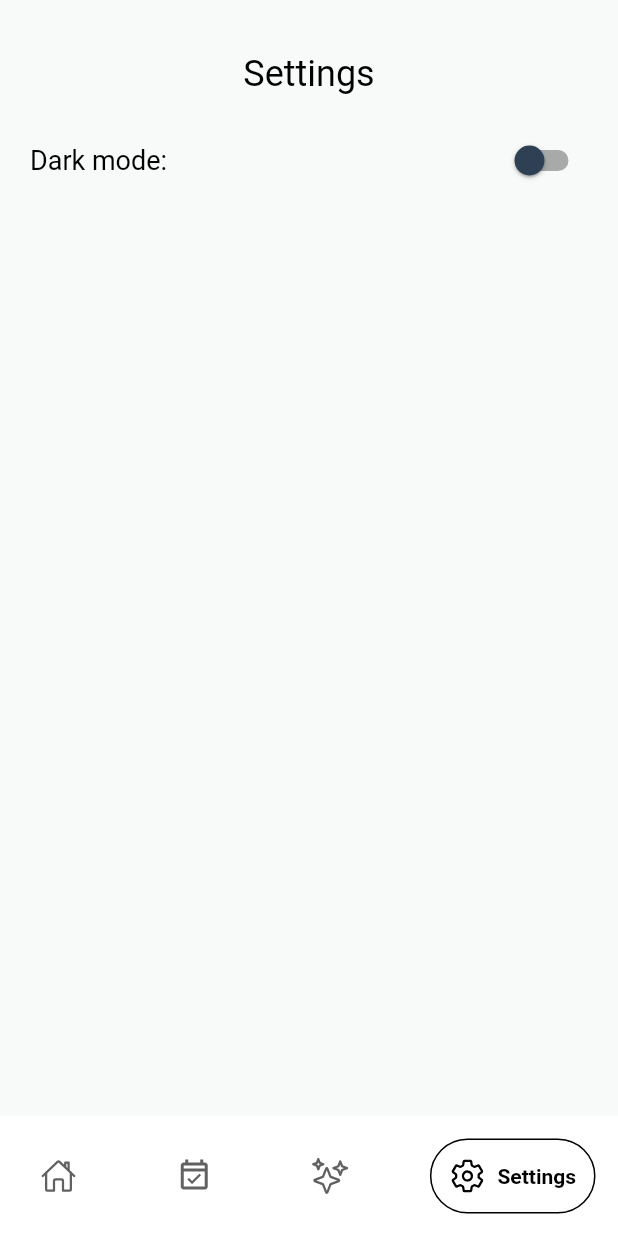
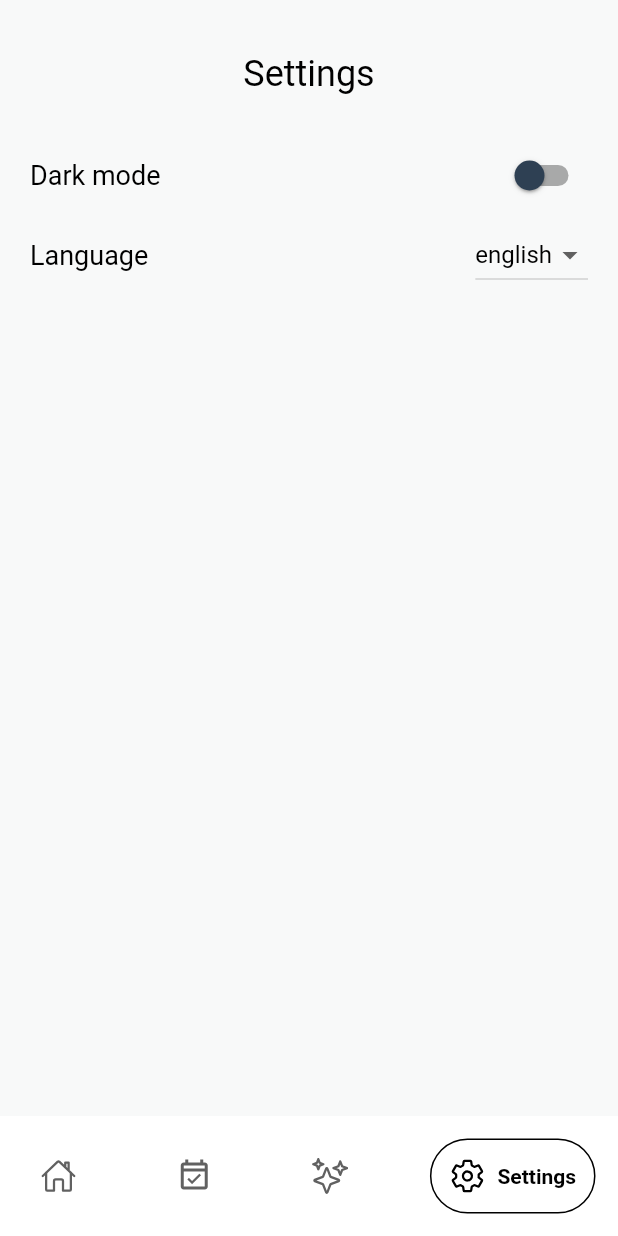
Before and after one commit to Zyza123/flyhi, a Flutter app: the screen it shows after launch, item 4 of the bottom bar chosen, on a phone screen of 412 x 824 dp. Run offline on Flutter 3.47's test engine with Material 2 defaults, Android fonts, the light colour scheme and no system bars; drawn by our look-alikes of google_nav_bar; our stand-ins replace ionicons, shared_preferences.

Commit message:
dodanie języka
Dodanie dwóch języków , angielskiego i polskiego, możliwości ustawienia i dynamicznego zmieniania.

```diff
--- /dev/null
+++ b/lib/Language/LanguagePreference.dart
@@ -0,0 +1,17 @@
+import 'package:shared_preferences/shared_preferences.dart';
+import 'dart:async';
+
+class LanguagePreference {
+  static const LANGUAGE_STATUS = "LANGUAGESTATUS";
+
+  setLanguage(String value) async {
+    SharedPreferences prefs = await SharedPreferences.getInstance();
+    prefs.setString(LANGUAGE_STATUS, value);
+    print('zmiana: $LANGUAGE_STATUS : $value');
+  }
+
+  Future<String> getLang() async {
+    SharedPreferences prefs = await SharedPreferences.getInstance();
+    return prefs.getString(LANGUAGE_STATUS) ?? "ENG";
+  }
+}
--- /dev/null
+++ b/lib/Language/LanguageProvider.dart
@@ -0,0 +1,15 @@
+import 'package:flutter/material.dart';
+import 'LanguagePreference.dart';
+
+class LanguageProvider with ChangeNotifier {
+  LanguagePreference languagePreference = LanguagePreference();
+  String _language = "ENG";
+
+  String get language => _language;
+
+  set language(String value) {
+    _language = value;
+    languagePreference.setLanguage(value);
+    notifyListeners();
+  }
+}
--- /dev/null
+++ b/lib/Language/Texts.dart
@@ -0,0 +1,21 @@
+import 'dart:ui';
+import 'package:flutter/material.dart';
+
+class Texts{
+  String languageS = "ENG";
+  late List<String> menu = ["","","",""];
+  late String settingsDarkMode;
+  late String settingsLang;
+  late List<String> langList = ["",""];
+
+  void setTextLang(String language){
+    menu[0] = language == "ENG" ? "Home" : "Dom";
+    menu[1] = language == "ENG" ? "Habits" : "Nawyki";
+    menu[2] = language == "ENG" ? "Rewards" : "Nagrody";
+    menu[3] = language == "ENG" ? "Settings" : "Ustawienia";
+    settingsDarkMode = language == "ENG" ? "Dark mode" : "Tryb nocny";
+    settingsLang = language == "ENG" ? "Language" : "Język";
+    langList[0] = language == "ENG" ? "english" : "angielski";
+    langList[1] = language == "ENG" ? "polish" : "polski";
+  }
+}
--- a/lib/MenuPages/accountPage.dart
+++ b/lib/MenuPages/accountPage.dart
@@ -1,8 +1,9 @@
 import 'package:flutter/material.dart';
+import 'package:flyhi/Language/LanguageProvider.dart';
 import 'package:provider/provider.dart';
-
-import 'Theme/DarkThemeProvider.dart';
-import 'Theme/Styles.dart';
+import '../Language/Texts.dart';
+import '../Theme/DarkThemeProvider.dart';
+import '../Theme/Styles.dart';
 
 class AccountPage extends StatefulWidget {
   const AccountPage({super.key});
@@ -16,8 +17,11 @@ class _AccountPageState extends State<AccountPage> {
   @override
   Widget build(BuildContext context) {
     final themeChange = Provider.of<DarkThemeProvider>(context);
+    final langChange = Provider.of<LanguageProvider>(context);
     Styles styles = Styles();
     styles.setColors(themeChange.darkTheme);
+    Texts texts = Texts();
+    texts.setTextLang(langChange.language);
     return Scaffold(
       backgroundColor: styles.mainBackgroundColor,
       body: Padding(
@@ -31,18 +35,18 @@ class _AccountPageState extends State<AccountPage> {
               Align(
                 alignment: Alignment.center,
                 child: Container(
-                  child: Text("Settings",style: TextStyle(
+                  child: Text(texts.menu[3],style: TextStyle(
                     color: styles.classicFont,fontSize: 24,),),
                 ),
               ),
-              SizedBox(height: 20,),
+              SizedBox(height: 30,),
               Container(
                 child: Row(
                   mainAxisSize: MainAxisSize.max,
                   mainAxisAlignment: MainAxisAlignment.spaceBetween,
                   children: [
                     Container(
-                      child: Text("Dark mode:",style: TextStyle(
+                      child: Text(texts.settingsDarkMode,style: TextStyle(
                         color: styles.classicFont,fontSize: 18,),),
                     ),
                     Switch(
@@ -57,7 +61,45 @@ class _AccountPageState extends State<AccountPage> {
                     ),
                   ],
                 ),
-              )
+              ),
+              SizedBox(height: 5),
+              Container(
+                child: Row(
+                  mainAxisSize: MainAxisSize.max,
+                  mainAxisAlignment: MainAxisAlignment.spaceBetween,
+                  children: [
+                    Container(
+                      child: Text(
+                        texts.settingsLang,
+                        style: TextStyle(
+                          color: styles.classicFont,
+                          fontSize: 18,
+                        ),
+                      ),
+                    ),
+                    DropdownButton<String>(
+                      value: langChange.language == "ENG" ? "english": "polski",
+                      dropdownColor: styles.menuBg,
+                      items: texts.langList.map((String language) {
+                        return DropdownMenuItem<String>(
+                          value: language,
+                          child: Text(language,style: TextStyle(color: styles.classicFont),),
+                        );
+                      }).toList(),
+                      onChanged: (String? newValue) {
+                        if (newValue != null) {
+                            if(newValue == "english" || newValue == "angielski"){
+                              langChange.language = "ENG";
+                            }
+                            else{
+                              langChange.language = "PL";
+                            }
+                        }
+                      },
+                    ),
+                  ],
+                ),
+              ),
             ],
           ),
         ),
--- a/lib/MenuPages/achievementsPage.dart
+++ b/lib/MenuPages/achievementsPage.dart
@@ -1,7 +1,7 @@
 import 'package:flutter/material.dart';
 import 'package:provider/provider.dart';
-import 'Theme/DarkThemeProvider.dart';
-import 'Theme/Styles.dart';
+import '../Theme/DarkThemeProvider.dart';
+import '../Theme/Styles.dart';
 
 class AchievementsPage extends StatefulWidget {
   const AchievementsPage({super.key});
--- a/lib/MenuPages/habitPage.dart
+++ b/lib/MenuPages/habitPage.dart
@@ -1,7 +1,7 @@
 import 'package:flutter/material.dart';
 import 'package:provider/provider.dart';
-import 'Theme/DarkThemeProvider.dart';
-import 'Theme/Styles.dart';
+import '../Theme/DarkThemeProvider.dart';
+import '../Theme/Styles.dart';
 
 class HabitPage extends StatefulWidget {
   const HabitPage({super.key});
--- a/lib/MenuPages/homePage.dart
+++ b/lib/MenuPages/homePage.dart
@@ -1,8 +1,8 @@
 import 'package:flutter/material.dart';
 import 'package:provider/provider.dart';
 
-import 'Theme/DarkThemeProvider.dart';
-import 'Theme/Styles.dart';
+import '../Theme/DarkThemeProvider.dart';
+import '../Theme/Styles.dart';
 
 class HomePage extends StatefulWidget {
   const HomePage({super.key});
--- a/lib/MenuPages/Theme/Styles.dart
+++ b/lib/Theme/Styles.dart
@@ -2,7 +2,7 @@ import 'dart:ui';
 
 import 'package:flutter/material.dart';
 
-class Styles with ChangeNotifier{
+class Styles{
  bool darkMode = true;
  late Color mainBackgroundColor;
  late Color elementsInBg;
--- a/lib/main.dart
+++ b/lib/main.dart
@@ -1,14 +1,15 @@
 import 'package:flutter/material.dart';
+import 'package:flyhi/Language/LanguageProvider.dart';
 import 'package:flyhi/MenuPages/accountPage.dart';
 import 'package:flyhi/MenuPages/achievementsPage.dart';
 import 'package:flyhi/MenuPages/habitPage.dart';
 import 'package:flyhi/MenuPages/homePage.dart';
 import 'package:google_nav_bar/google_nav_bar.dart';
-import 'package:flyhi/MenuPages/Theme/Styles.dart';
+import 'package:flyhi/Theme/Styles.dart';
 import 'package:ionicons/ionicons.dart';
 import 'package:provider/provider.dart';
-
-import 'MenuPages/Theme/DarkThemeProvider.dart';
+import '/Theme/DarkThemeProvider.dart';
+import 'Language/Texts.dart';
 
 void main() {
   runApp(MainAppRoute());
@@ -23,7 +24,8 @@ class MainAppRoute extends StatefulWidget {
 
 class _MainAppRouteState extends State<MainAppRoute> {
 
-  DarkThemeProvider themeChangeProvider =DarkThemeProvider();
+  DarkThemeProvider themeChangeProvider = DarkThemeProvider();
+  LanguageProvider languageProvider = LanguageProvider();
   int currentIndex = 0;
 
   final List<Widget> _screens = [
@@ -38,25 +40,33 @@ class _MainAppRouteState extends State<MainAppRoute> {
     await themeChangeProvider.darkThemePreference.getTheme();
   }
 
+  void getCurrentAppLanguage() async {
+    languageProvider.language =
+        await languageProvider.languagePreference.getLang();
+  }
+
   @override
   void initState() {
     super.initState();
     getCurrentAppTheme();
+    getCurrentAppLanguage();
   }
 
   @override
   Widget build(BuildContext context) {
-      return ChangeNotifierProvider(
-        create: (_) {
-          print('notified');
-          return themeChangeProvider;
-        },
-        child: Consumer<DarkThemeProvider>(
-          builder: (context, value,child){
+      return MultiProvider(
+        providers: [
+          ChangeNotifierProvider(create: (_) => themeChangeProvider),
+          ChangeNotifierProvider(create: (_) => languageProvider),
+        ],
+        child: Consumer2<DarkThemeProvider, LanguageProvider>(
+          builder: (context, themeValue,langValue,child){
             Styles styles = Styles();
-            styles.setColors(value.darkTheme);
+            styles.setColors(themeValue.darkTheme);
+            Texts texts = Texts();
+            texts.setTextLang(langValue.language);
             print('wartosc pod:');
-            print(value.darkTheme);
+            print(themeValue.darkTheme);
             return MaterialApp(
               debugShowCheckedModeBanner: false,
               home: Scaffold(
@@ -87,25 +97,25 @@ class _MainAppRouteState extends State<MainAppRoute> {
                       tabs: [
                         GButton(
                           icon: Ionicons.home_outline,
-                          text: 'Home',
+                          text: texts.menu[0],
                           border: currentIndex == 0?
                           Border.all(color: styles.fontMenuActive): Border(),
                         ),
                         GButton(
                           icon: Icons.event_available_outlined,
-                          text: 'Habits',
+                          text: texts.menu[1],
                           border: currentIndex == 1?
                           Border.all(color: styles.fontMenuActive): Border(),
                         ),
                         GButton(
                           icon: Ionicons.sparkles_outline,
-                          text: 'Rewards',
+                          text: texts.menu[2],
                           border: currentIndex == 2?
                           Border.all(color:  styles.fontMenuActive): Border(),
                         ),
                         GButton(
                           icon: Ionicons.settings_outline,
-                          text: 'Settings',
+                          text: texts.menu[3],
                           border: currentIndex == 3?
                           Border.all(color:  styles.fontMenuActive): Border(),
                         ),
```
Also changed, not shown: lib/Theme/DarkThemeProvider.dart (renamed from lib/MenuPages/Theme/DarkThemeProvider.dart), lib/Theme/darkThemePreference.dart (renamed from lib/MenuPages/Theme/darkThemePreference.dart).
